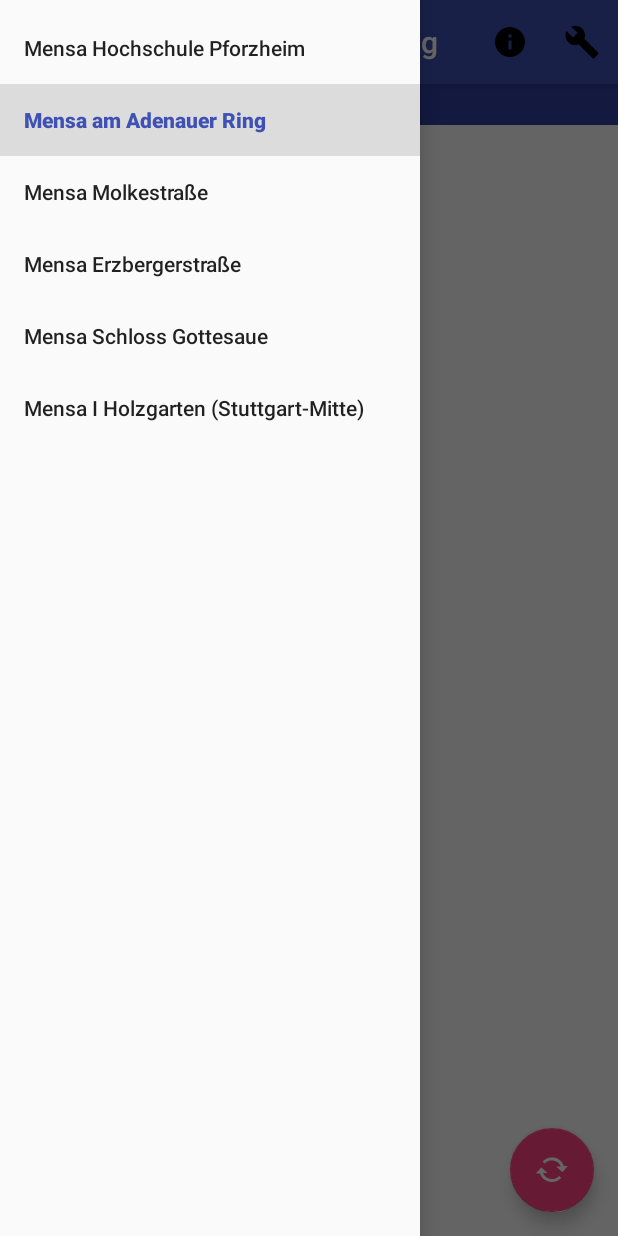
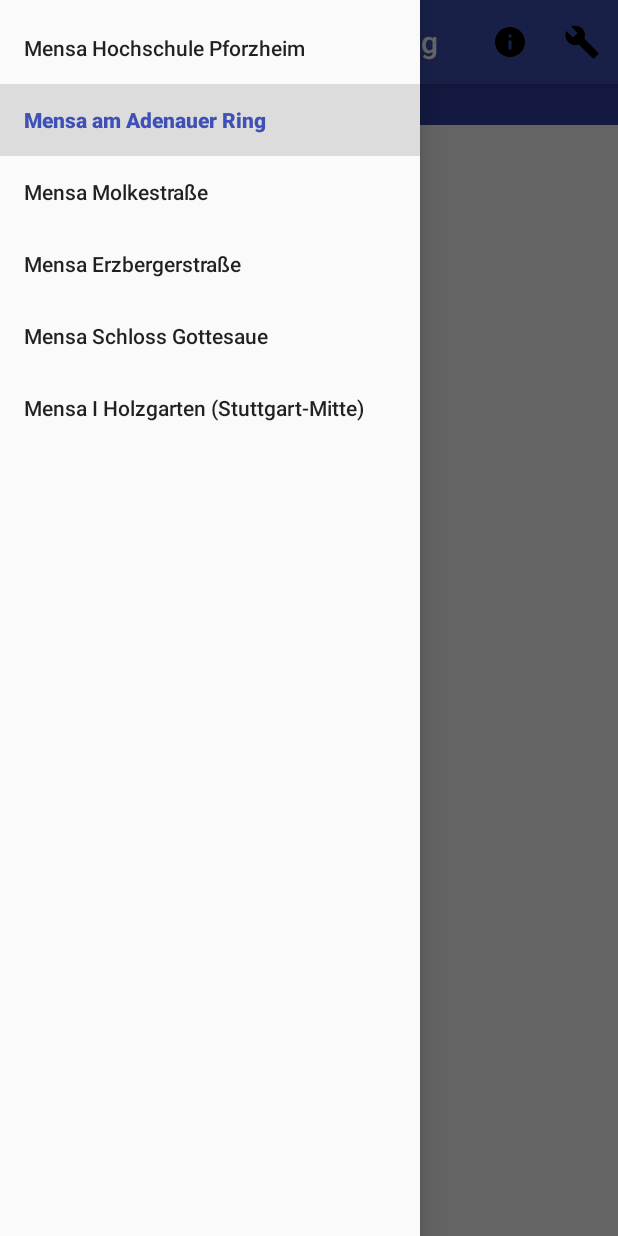
Before and after one commit to csicar/MensaPlan, an Android app: the screen it shows after launch (MainActivity), with the side drawer open, on a phone screen of 412 x 824 dp. Run offline under Robolectric (Android 15) with nearby library versions, the phone set to English and light mode, and no system bars; our stand-ins replace Volley; network calls fail.

Commit message:
:lipstick: Remove most beautiful FAB in the world
It was so beautiful, the world couldn't handle it. Therefore removed.

```diff
--- a/app/src/main/java/de/csicar/mensaplan/MainActivity.kt
+++ b/app/src/main/java/de/csicar/mensaplan/MainActivity.kt
@@ -57,10 +57,6 @@ class MainActivity : AppCompatActivity(), NavigationView.OnNavigationItemSelecte
         val swipeRefreshLayout = findViewById<SwipeRefreshLayout>(R.id.day_overview_swipe_refresher)
         swipeRefreshLayout.setOnRefreshListener {
             refreshFromBackend()
-        }
-        fab.setOnClickListener { view ->
-            swipeRefreshLayout.isRefreshing = true
-            BackendApi.refresh(this, Response.ErrorListener { showNetworkProblem(view, it) })
         }
         val pager = findViewById<ViewPager>(R.id.day_overview_pager)
 
@@ -141,7 +137,9 @@ class MainActivity : AppCompatActivity(), NavigationView.OnNavigationItemSelecte
     }
 
     private fun refreshFromBackend() {
-        BackendApi.refresh(this, Response.ErrorListener { showNetworkProblem(fab, it) })
+        BackendApi.refresh(this, Response.ErrorListener {
+            showNetworkProblem(findViewById(R.id.day_overview_swipe_refresher), it)
+        })
     }
 
     private fun showNetworkProblem(view: View, error: VolleyError) {
--- a/app/src/main/res/layout/app_bar_main.xml
+++ b/app/src/main/res/layout/app_bar_main.xml
@@ -23,12 +23,4 @@
 
     <include layout="@layout/content_main" />
 
-    <android.support.design.widget.FloatingActionButton
-        android:id="@+id/fab"
-        android:layout_width="wrap_content"
-        android:layout_height="wrap_content"
-        android:layout_gravity="bottom|end"
-        android:layout_margin="@dimen/fab_margin"
-        app:srcCompat="@android:drawable/stat_notify_sync" />
-
 </android.support.design.widget.CoordinatorLayout>
```
